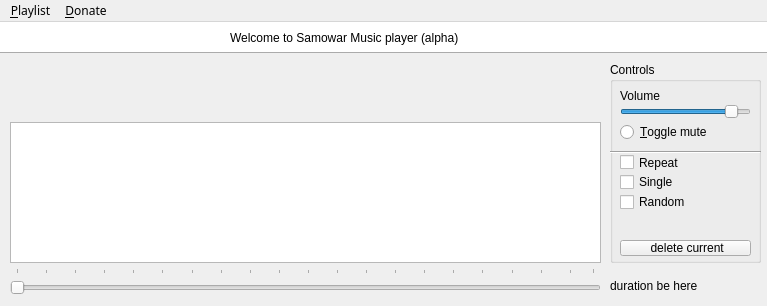
First picture: the form in mainwindow.ui, repository flyboy14/SamowarMP, before the edit.
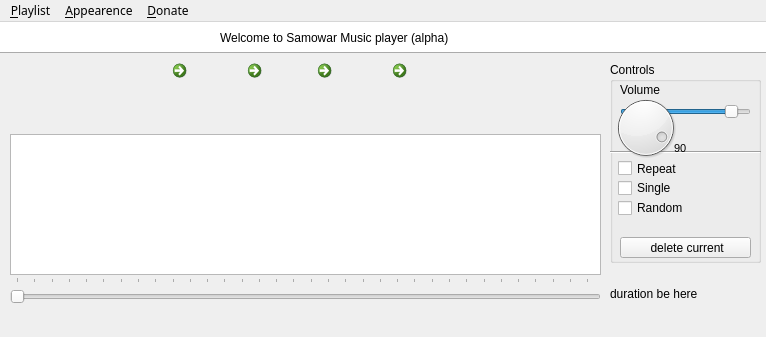
Second picture: the form after the edit. Icons and pictures are not drawn.

Commit message: fixed buttons position & progressbar bug & playbutton bug

The edit to the form file:
```diff
--- a/mainwindow.ui
+++ b/mainwindow.ui
@@ -6,25 +6,25 @@
    <rect>
     <x>0</x>
     <y>0</y>
-    <width>767</width>
-    <height>306</height>
+    <width>766</width>
+    <height>337</height>
    </rect>
   </property>
   <property name="windowTitle">
-   <string>Samowar Music player v.1.3.27a</string>
+   <string>Samowar Music player v.1.4.33a</string>
   </property>
   <property name="windowIcon">
    <iconset>
     <normaloff>media-information.png</normaloff>media-information.png</iconset>
   </property>
   <widget class="QWidget" name="centralWidget">
-   <widget class="QPushButton" name="button_play">
+   <widget class="QCommandLinkButton" name="button_play">
     <property name="geometry">
      <rect>
-      <x>247</x>
-      <y>34</y>
-      <width>61</width>
-      <height>71</height>
+      <x>240</x>
+      <y>31</y>
+      <width>81</width>
+      <height>81</height>
      </rect>
     </property>
     <property name="palette">
@@ -100,17 +100,20 @@
     <property name="shortcut">
      <string>F9</string>
     </property>
-    <property name="flat">
-     <bool>true</bool>
+    <property name="autoDefault">
+     <bool>false</bool>
+    </property>
+    <property name="default">
+     <bool>false</bool>
     </property>
    </widget>
-   <widget class="QPushButton" name="button_stop">
+   <widget class="QCommandLinkButton" name="button_stop">
     <property name="geometry">
      <rect>
-      <x>307</x>
-      <y>35</y>
-      <width>61</width>
-      <height>70</height>
+      <x>310</x>
+      <y>31</y>
+      <width>80</width>
+      <height>81</height>
      </rect>
     </property>
     <property name="palette">
@@ -186,14 +189,11 @@
     <property name="shortcut">
      <string>F10</string>
     </property>
-    <property name="flat">
-     <bool>true</bool>
-    </property>
    </widget>
    <widget class="QLabel" name="label">
     <property name="geometry">
      <rect>
-      <x>230</x>
+      <x>220</x>
       <y>0</y>
       <width>371</width>
       <height>31</height>
@@ -221,35 +221,13 @@
     <property name="title">
      <string>Controls</string>
     </property>
-    <widget class="QSlider" name="volumeSlider">
-     <property name="geometry">
-      <rect>
-       <x>10</x>
-       <y>40</y>
-       <width>131</width>
-       <height>20</height>
-      </rect>
-     </property>
-     <property name="cursor">
-      <cursorShape>OpenHandCursor</cursorShape>
-     </property>
-     <property name="maximum">
-      <number>100</number>
-     </property>
-     <property name="value">
-      <number>90</number>
-     </property>
-     <property name="orientation">
-      <enum>Qt::Horizontal</enum>
-     </property>
-    </widget>
     <widget class="QLabel" name="label_2">
      <property name="geometry">
       <rect>
        <x>10</x>
-       <y>27</y>
-       <width>59</width>
-       <height>14</height>
+       <y>20</y>
+       <width>91</width>
+       <height>16</height>
       </rect>
      </property>
      <property name="text">
@@ -264,7 +242,7 @@
       <rect>
        <x>10</x>
        <y>60</y>
-       <width>131</width>
+       <width>71</width>
        <height>20</height>
       </rect>
      </property>
@@ -272,7 +250,7 @@
       <cursorShape>PointingHandCursor</cursorShape>
      </property>
      <property name="text">
-      <string>&amp;Toggle mute</string>
+      <string>&amp;Mute</string>
      </property>
      <property name="iconSize">
       <size>
@@ -297,9 +275,9 @@
     <widget class="QCheckBox" name="checkBox_random">
      <property name="geometry">
       <rect>
-       <x>10</x>
-       <y>130</y>
-       <width>91</width>
+       <x>8</x>
+       <y>136</y>
+       <width>111</width>
        <height>20</height>
       </rect>
      </property>
@@ -316,9 +294,9 @@
     <widget class="QCheckBox" name="checkBox_repeat">
      <property name="geometry">
       <rect>
-       <x>10</x>
-       <y>90</y>
-       <width>81</width>
+       <x>8</x>
+       <y>96</y>
+       <width>111</width>
        <height>21</height>
       </rect>
      </property>
@@ -335,9 +313,9 @@
     <widget class="QCheckBox" name="checkBox_single">
      <property name="geometry">
       <rect>
-       <x>10</x>
-       <y>110</y>
-       <width>71</width>
+       <x>8</x>
+       <y>116</y>
+       <width>101</width>
        <height>20</height>
       </rect>
      </property>
@@ -355,9 +333,9 @@
      <property name="geometry">
       <rect>
        <x>10</x>
-       <y>178</y>
+       <y>175</y>
        <width>131</width>
-       <height>16</height>
+       <height>21</height>
       </rect>
      </property>
      <property name="cursor">
@@ -386,6 +364,78 @@
       <bool>false</bool>
      </property>
     </widget>
+    <widget class="QSlider" name="volumeSlider">
+     <property name="geometry">
+      <rect>
+       <x>10</x>
+       <y>40</y>
+       <width>131</width>
+       <height>20</height>
+      </rect>
+     </property>
+     <property name="cursor">
+      <cursorShape>OpenHandCursor</cursorShape>
+     </property>
+     <property name="maximum">
+      <number>100</number>
+     </property>
+     <property name="value">
+      <number>90</number>
+     </property>
+     <property name="orientation">
+      <enum>Qt::Horizontal</enum>
+     </property>
+    </widget>
+    <widget class="QDial" name="dialVolume">
+     <property name="geometry">
+      <rect>
+       <x>0</x>
+       <y>30</y>
+       <width>71</width>
+       <height>71</height>
+      </rect>
+     </property>
+     <property name="cursor">
+      <cursorShape>OpenHandCursor</cursorShape>
+     </property>
+     <property name="focusPolicy">
+      <enum>Qt::WheelFocus</enum>
+     </property>
+     <property name="maximum">
+      <number>100</number>
+     </property>
+     <property name="value">
+      <number>90</number>
+     </property>
+    </widget>
+    <widget class="QLabel" name="labelVolume">
+     <property name="geometry">
+      <rect>
+       <x>64</x>
+       <y>79</y>
+       <width>59</width>
+       <height>14</height>
+      </rect>
+     </property>
+     <property name="font">
+      <font>
+       <pointsize>8</pointsize>
+      </font>
+     </property>
+     <property name="text">
+      <string>90</string>
+     </property>
+    </widget>
+    <zorder>label_2</zorder>
+    <zorder>line</zorder>
+    <zorder>checkBox_random</zorder>
+    <zorder>checkBox_repeat</zorder>
+    <zorder>checkBox_single</zorder>
+    <zorder>deleteCurrentTrack</zorder>
+    <zorder>radio_mute</zorder>
+    <zorder>volumeSlider</zorder>
+    <zorder>dialVolume</zorder>
+    <zorder>labelVolume</zorder>
    </widget>
    <widget class="QProgressBar" name="currentTrack_progressBar">
     <property name="geometry">
@@ -415,13 +465,13 @@
      <bool>false</bool>
     </property>
    </widget>
-   <widget class="QPushButton" name="button_play_prev">
+   <widget class="QCommandLinkButton" name="button_play_prev">
     <property name="geometry">
      <rect>
-      <x>147</x>
-      <y>35</y>
-      <width>76</width>
-      <height>70</height>
+      <x>165</x>
+      <y>31</y>
+      <width>81</width>
+      <height>81</height>
      </rect>
     </property>
     <property name="cursor">
@@ -449,17 +499,14 @@
     <property name="shortcut">
      <string>F11</string>
     </property>
-    <property name="flat">
-     <bool>true</bool>
-    </property>
    </widget>
-   <widget class="QPushButton" name="button_play_next">
+   <widget class="QCommandLinkButton" name="button_play_next">
     <property name="geometry">
      <rect>
-      <x>387</x>
-      <y>35</y>
-      <width>76</width>
-      <height>70</height>
+      <x>385</x>
+      <y>31</y>
+      <width>81</width>
+      <height>81</height>
      </rect>
     </property>
     <property name="cursor">
@@ -496,15 +543,12 @@
     <property name="default">
      <bool>false</bool>
     </property>
-    <property name="flat">
-     <bool>true</bool>
-    </property>
    </widget>
    <widget class="QLabel" name="label_test">
     <property name="geometry">
      <rect>
       <x>610</x>
-      <y>253</y>
+      <y>261</y>
       <width>151</width>
       <height>21</height>
      </rect>
@@ -517,7 +561,7 @@
     <property name="geometry">
      <rect>
       <x>10</x>
-      <y>100</y>
+      <y>112</y>
       <width>591</width>
       <height>141</height>
      </rect>
@@ -599,7 +643,7 @@
     <property name="geometry">
      <rect>
       <x>10</x>
-      <y>246</y>
+      <y>255</y>
       <width>591</width>
       <height>31</height>
      </rect>
@@ -608,19 +652,19 @@
      <cursorShape>OpenHandCursor</cursorShape>
     </property>
     <property name="mouseTracking">
-     <bool>true</bool>
+     <bool>false</bool>
     </property>
     <property name="focusPolicy">
-     <enum>Qt::ClickFocus</enum>
+     <enum>Qt::NoFocus</enum>
     </property>
     <property name="contextMenuPolicy">
-     <enum>Qt::NoContextMenu</enum>
+     <enum>Qt::DefaultContextMenu</enum>
     </property>
     <property name="autoFillBackground">
      <bool>false</bool>
     </property>
     <property name="minimum">
-     <number>1</number>
+     <number>0</number>
     </property>
     <property name="maximum">
      <number>100</number>
@@ -629,10 +673,13 @@
      <number>1</number>
     </property>
     <property name="pageStep">
+     <number>10</number>
+    </property>
+    <property name="value">
      <number>0</number>
     </property>
     <property name="sliderPosition">
-     <number>1</number>
+     <number>0</number>
     </property>
     <property name="orientation">
      <enum>Qt::Horizontal</enum>
@@ -647,7 +694,7 @@
      <enum>QSlider::TicksAbove</enum>
     </property>
     <property name="tickInterval">
-     <number>5</number>
+     <number>3</number>
     </property>
    </widget>
    <widget class="QListWidget" name="listDebug">
@@ -657,7 +704,7 @@
     <property name="geometry">
      <rect>
       <x>10</x>
-      <y>320</y>
+      <y>340</y>
       <width>751</width>
       <height>131</height>
      </rect>
@@ -679,7 +726,7 @@
     <property name="geometry">
      <rect>
       <x>10</x>
-      <y>300</y>
+      <y>320</y>
       <width>111</width>
       <height>16</height>
      </rect>
@@ -692,7 +739,7 @@
     <property name="geometry">
      <rect>
       <x>680</x>
-      <y>300</y>
+      <y>320</y>
       <width>81</width>
       <height>16</height>
      </rect>
@@ -701,26 +748,26 @@
      <string>Clear</string>
     </property>
    </widget>
-   <zorder>currentTrack_progressBar</zorder>
-   <zorder>button_play</zorder>
+   <zorder>button_play_next</zorder>
    <zorder>button_stop</zorder>
-   <zorder>label</zorder>
-   <zorder>groupBox</zorder>
+   <zorder>button_play</zorder>
    <zorder>button_play_prev</zorder>
-   <zorder>button_play_next</zorder>
+   <zorder>groupBox</zorder>
    <zorder>label_test</zorder>
    <zorder>horizontalSlider</zorder>
    <zorder>listDebug</zorder>
    <zorder>label_3</zorder>
    <zorder>buttonDebugClear</zorder>
    <zorder>listWidget</zorder>
+   <zorder>currentTrack_progressBar</zorder>
+   <zorder>label</zorder>
   </widget>
   <widget class="QMenuBar" name="menuBar">
    <property name="geometry">
     <rect>
      <x>0</x>
      <y>0</y>
-     <width>767</width>
+     <width>766</width>
      <height>17</height>
     </rect>
    </property>
@@ -746,6 +793,9 @@
     <property name="title">
      <string>&amp;Playlist</string>
     </property>
+    <addaction name="actionSave_playlist"/>
+    <addaction name="actionOpen_playlist"/>
+    <addaction name="actionAdd_directory_s"/>
     <addaction name="action_add_files"/>
     <addaction name="actionClear_playlist"/>
    </widget>
@@ -762,7 +812,20 @@
     <addaction name="action_200"/>
     <addaction name="actionExit"/>
    </widget>
+   <widget class="QMenu" name="menuAppearence">
+    <property name="title">
+     <string>&amp;Appearence</string>
+    </property>
+    <widget class="QMenu" name="menuVolume_slider_type">
+     <property name="title">
+      <string>&amp;Volume slider type</string>
+     </property>
+     <addaction name="actionDial"/>
+    </widget>
+    <addaction name="menuVolume_slider_type"/>
+   </widget>
    <addaction name="menuOptions"/>
+   <addaction name="menuAppearence"/>
    <addaction name="menuDonate"/>
   </widget>
   <action name="actionExit">
@@ -798,7 +861,36 @@
   </action>
   <action name="actionToggle_debug_output">
    <property name="text">
-    <string>Show/hide debug output</string>
+    <string>&amp;Show/hide debug output</string>
+   </property>
+   <property name="shortcutContext">
+    <enum>Qt::WindowShortcut</enum>
+   </property>
+  </action>
+  <action name="actionDial">
+   <property name="checkable">
+    <bool>true</bool>
+   </property>
+   <property name="checked">
+    <bool>true</bool>
+   </property>
+   <property name="text">
+    <string>&amp;Dial style</string>
+   </property>
+  </action>
+  <action name="actionAdd_directory_s">
+   <property name="text">
+    <string>Add &amp;directory(s)</string>
+   </property>
+  </action>
+  <action name="actionSave_playlist">
+   <property name="text">
+    <string>&amp;Save playlist</string>
+   </property>
+  </action>
+  <action name="actionOpen_playlist">
+   <property name="text">
+    <string>&amp;Open playlist</string>
    </property>
   </action>
  </widget>
```
Left out of the diff: 35 changed lines with no effect on the pictures. The commit also changes 4 other files.
